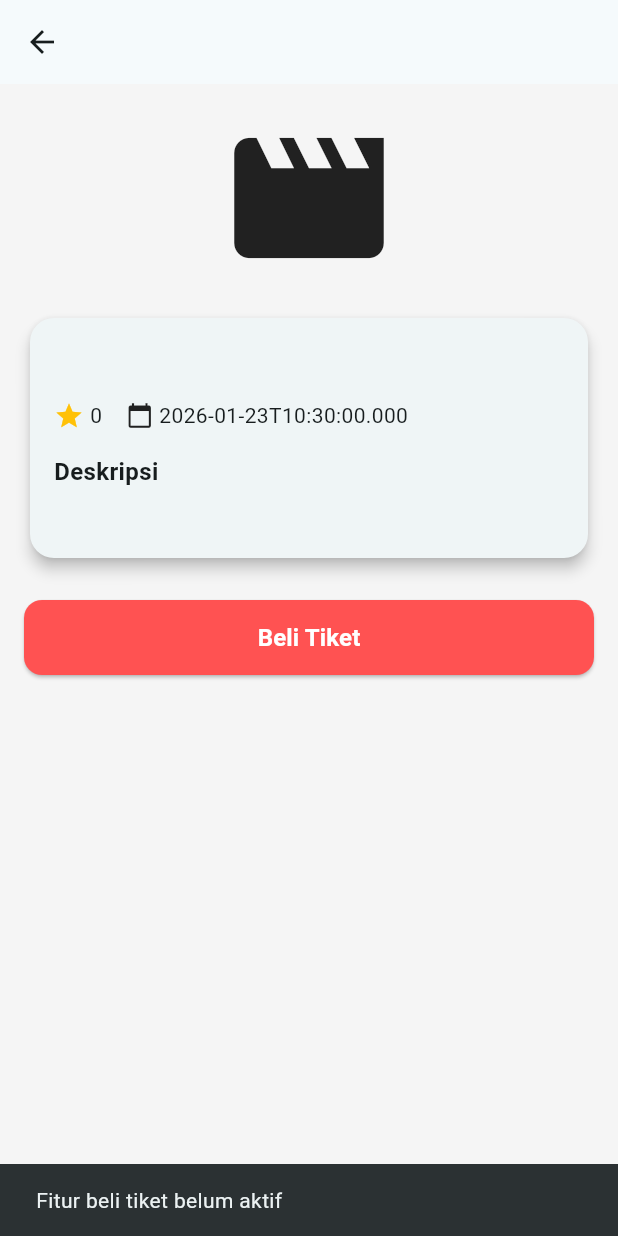
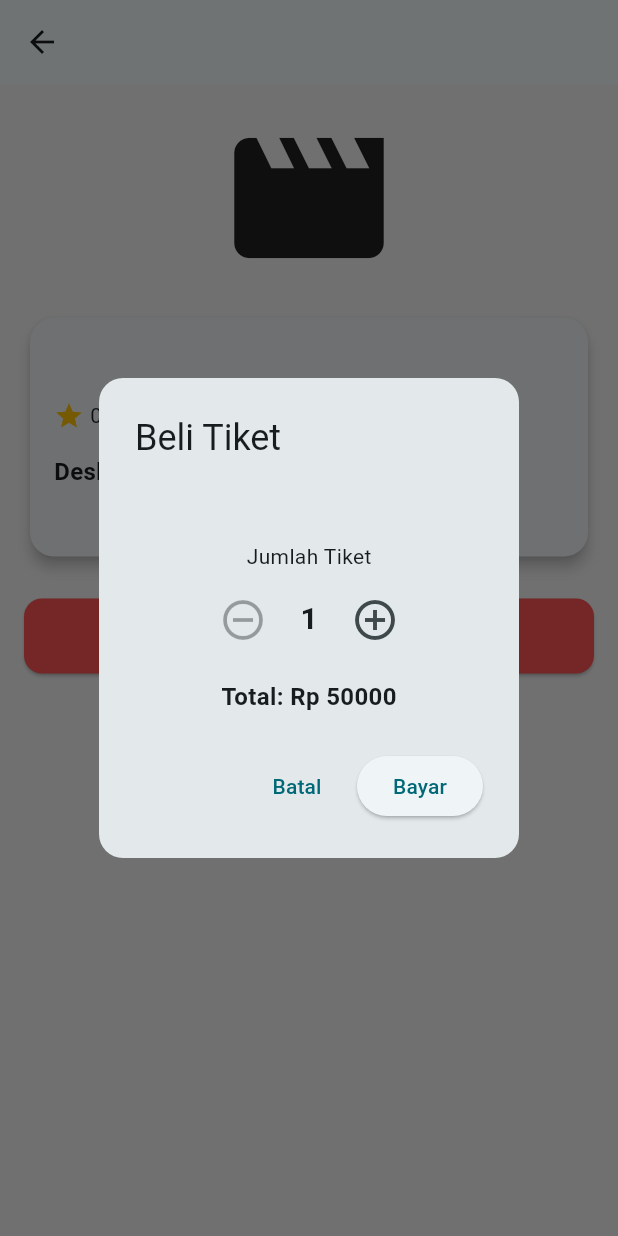
Before and after one commit to dira28/flutter_11pplg1, a Flutter app: the MovieDetailPage screen opened directly with empty values, after a tap on "Beli Tiket", on a phone screen of 412 x 824 dp. Run offline on Flutter 3.47's test engine with Material 3 defaults, Android fonts, the phone set to English and light mode, and no system bars; our stand-ins replace cloud_firestore, firebase_core, firebase_messaging, flutter_local_notifications, font_awesome_flutter, get and 5 more; missing offline and left inert: shelf_router; accounts and stored records are empty; network calls fail.

Commit message:
update payment gateway

```diff
--- a/lib/fragments/bottom_drawer.dart
+++ b/lib/fragments/bottom_drawer.dart
@@ -51,7 +51,6 @@ class BottomDrawerWidget extends StatelessWidget {
                 drawerItem(Icons.calculate, "Kalkulator", 0, drawerCtrl),
                 drawerItem(Icons.sports_soccer, "Football", 1, drawerCtrl),
                 drawerItem(Icons.movie, "Movies", 2, drawerCtrl),
-                drawerItem(Icons.shopping_cart, "Buy Ticket", 3, drawerCtrl),
                 drawerItem(Icons.person, "Profile", 4, drawerCtrl),
               ],
             ),
--- a/lib/pages/main_page.dart
+++ b/lib/pages/main_page.dart
@@ -17,7 +17,8 @@ class MainPage extends StatelessWidget {
 
   final List<Widget> pages = [
     CalculatorPage(),
-    FootballPage(), // ✅ Fix: ganti FootballEditPage jadi FootballPage
+    FootballPage(),
+    MoviePage(),
     ProfilePage(),
   ];
 
@@ -66,13 +67,14 @@ class MainPage extends StatelessWidget {
                             label: "Football",
                           ),
                           BottomNavigationBarItem(
+                            icon: Icon(Icons.movie),
+                            label: "Movies",
+                          ),
+                          BottomNavigationBarItem(
                             icon: Icon(Icons.person),
                             label: "Profile",
                           ),
-                          BottomNavigationBarItem(
-                            icon: Icon(Icons.movie),
-                            label: "Movies",
-                          ),
+
                         ],
                       ),
                     )
--- a/lib/pages/movie_detail_page.dart
+++ b/lib/pages/movie_detail_page.dart
@@ -1,9 +1,128 @@
 import 'package:flutter/material.dart';
+import 'package:get/get.dart';
+import '../controllers/buy_controller.dart';
 
 class MovieDetailPage extends StatelessWidget {
   final Map<String, dynamic> movie;
 
-  const MovieDetailPage({super.key, required this.movie});
+  MovieDetailPage({super.key, required this.movie});
+
+  final BuyController buyController = Get.put(BuyController());
+
+  final int hargaPerTiket = 50000;
+
+  void _showBuyDialog(BuildContext context) {
+    final RxInt qty = 1.obs;
+    final RxInt total = hargaPerTiket.obs;
+
+    void hitungTotal() {
+      total.value = qty.value * hargaPerTiket;
+    }
+
+    Get.dialog(
+      AlertDialog(
+        shape: RoundedRectangleBorder(borderRadius: BorderRadius.circular(16)),
+        title: const Text("Beli Tiket"),
+        content: Obx(
+          () => Column(
+            mainAxisSize: MainAxisSize.min,
+            children: [
+              /// JUDUL FILM
+              Text(
+                movie['title'] ?? '-',
+                textAlign: TextAlign.center,
+                style: const TextStyle(
+                  fontWeight: FontWeight.bold,
+                ),
+              ),
+
+              const SizedBox(height: 16),
+
+              /// JUMLAH TIKET
+              const Text("Jumlah Tiket"),
+              const SizedBox(height: 8),
+
+              Row(
+                mainAxisAlignment: MainAxisAlignment.center,
+                children: [
+                  IconButton(
+                    icon: const Icon(Icons.remove_circle_outline),
+                    iconSize: 32,
+                    onPressed: qty.value > 1
+                        ? () {
+                            qty.value--;
+                            hitungTotal();
+                          }
+                        : null,
+                  ),
+                  SizedBox(
+                    width: 40,
+                    child: Center(
+                      child: Text(
+                        qty.value.toString(),
+                        style: const TextStyle(
+                          fontSize: 20,
+                          fontWeight: FontWeight.bold,
+                        ),
+                      ),
+                    ),
+                  ),
+                  IconButton(
+                    icon: const Icon(Icons.add_circle_outline),
+                    iconSize: 32,
+                    onPressed: () {
+                      qty.value++;
+                      hitungTotal();
+                    },
+                  ),
+                ],
+              ),
+
+              const SizedBox(height: 16),
+
+              /// TOTAL
+              Text(
+                "Total: Rp ${total.value}",
+                style: const TextStyle(
+                  fontSize: 16,
+                  fontWeight: FontWeight.bold,
+                ),
+              ),
+            ],
+          ),
+        ),
+        actions: [
+          TextButton(
+            onPressed: () => Get.back(),
+            child: const Text("Batal"),
+          ),
+          Obx(
+            () => ElevatedButton(
+              onPressed: buyController.isPaying.value
+                  ? null
+                  : () {
+                      Get.back();
+                      buyController.checkout(
+                        title: movie['title'],
+                        amount: total.value,
+                      );
+                    },
+              child: buyController.isPaying.value
+                  ? const SizedBox(
+                      width: 18,
+                      height: 18,
+                      child: CircularProgressIndicator(
+                        strokeWidth: 2,
+                        color: Colors.white,
+                      ),
+                    )
+                  : const Text("Bayar"),
+            ),
+          ),
+        ],
+      ),
+    );
+  }
 
   @override
   Widget build(BuildContext context) {
@@ -20,13 +139,13 @@ class MovieDetailPage extends StatelessWidget {
           overflow: TextOverflow.ellipsis,
         ),
         centerTitle: true,
-        elevation: 0,
       ),
       body: SingleChildScrollView(
         child: Column(
           children: [
             const SizedBox(height: 16),
-            // Poster
+
+            /// POSTER
             Center(
               child: ClipRRect(
                 borderRadius: BorderRadius.circular(16),
@@ -35,14 +154,16 @@ class MovieDetailPage extends StatelessWidget {
                         posterUrl,
                         height: 450,
                         fit: BoxFit.cover,
-                        errorBuilder: (context, error, stackTrace) =>
+                        errorBuilder: (_, __, ___) =>
                             const Icon(Icons.broken_image, size: 120),
                       )
                     : const Icon(Icons.movie, size: 120),
               ),
             ),
+
             const SizedBox(height: 16),
-            // Detail Card
+
+            /// DETAIL CARD
             Padding(
               padding: const EdgeInsets.symmetric(horizontal: 16),
               child: Card(
@@ -55,7 +176,6 @@ class MovieDetailPage extends StatelessWidget {
                   child: Column(
                     crossAxisAlignment: CrossAxisAlignment.start,
                     children: [
-                      // Title
                       Text(
                         movie['title'] ?? '-',
                         style: const TextStyle(
@@ -64,26 +184,19 @@ class MovieDetailPage extends StatelessWidget {
                         ),
                       ),
                       const SizedBox(height: 8),
-                      // Info Row
                       Row(
                         children: [
-                          const Icon(Icons.star, color: Colors.amber, size: 20),
+                          const Icon(Icons.star,
+                              color: Colors.amber, size: 20),
                           const SizedBox(width: 4),
-                          Text(
-                            "${movie['vote_average'] ?? '-'}",
-                            style: const TextStyle(fontSize: 14),
-                          ),
+                          Text("${movie['vote_average'] ?? '-'}"),
                           const SizedBox(width: 16),
                           const Icon(Icons.calendar_today, size: 18),
                           const SizedBox(width: 4),
-                          Text(
-                            movie['release_date'] ?? '-',
-                            style: const TextStyle(fontSize: 14),
-                          ),
+                          Text(movie['release_date'] ?? '-'),
                         ],
                       ),
                       const SizedBox(height: 16),
-                      // Overview
                       const Text(
                         "Deskripsi",
                         style: TextStyle(
@@ -94,7 +207,6 @@ class MovieDetailPage extends StatelessWidget {
                       const SizedBox(height: 8),
                       Text(
                         movie['overview'] ?? 'Tidak ada deskripsi',
-                        style: const TextStyle(fontSize: 14, height: 1.5),
                         textAlign: TextAlign.justify,
                       ),
                     ],
@@ -102,8 +214,10 @@ class MovieDetailPage extends StatelessWidget {
                 ),
               ),
             ),
+
             const SizedBox(height: 24),
-            // Buy Button
+
+            /// BUTTON BELI
             Padding(
               padding: const EdgeInsets.symmetric(horizontal: 16),
               child: SizedBox(
@@ -116,13 +230,7 @@ class MovieDetailPage extends StatelessWidget {
                       borderRadius: BorderRadius.circular(12),
                     ),
                   ),
-                  onPressed: () {
-                    ScaffoldMessenger.of(context).showSnackBar(
-                      const SnackBar(
-                        content: Text("Fitur beli tiket belum aktif"),
-                      ),
-                    );
-                  },
+                  onPressed: () => _showBuyDialog(context),
                   child: const Text(
                     "Beli Tiket",
                     style: TextStyle(
@@ -134,6 +242,7 @@ class MovieDetailPage extends StatelessWidget {
                 ),
               ),
             ),
+
             const SizedBox(height: 24),
           ],
         ),
```
Also changed, not shown: 1 other file.
